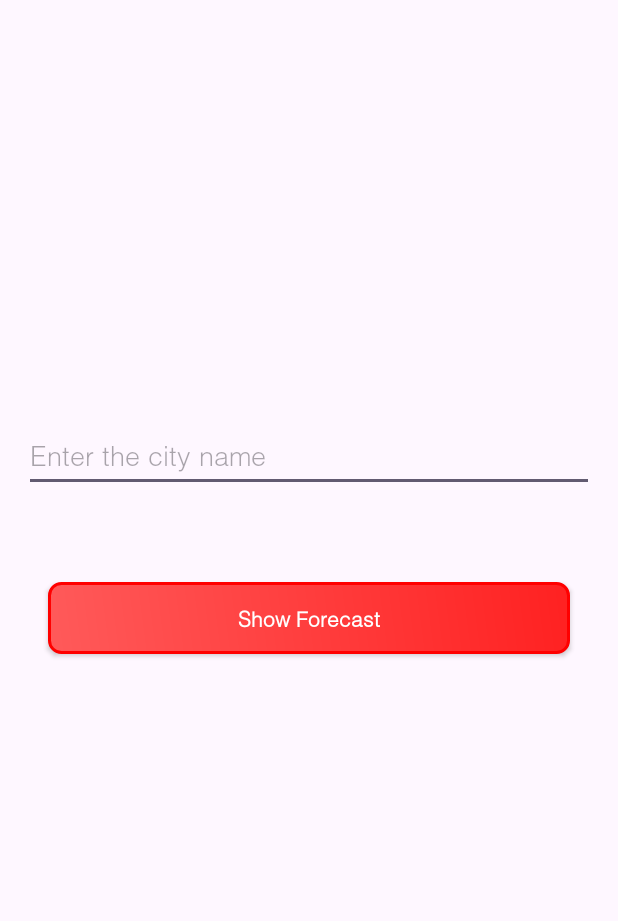
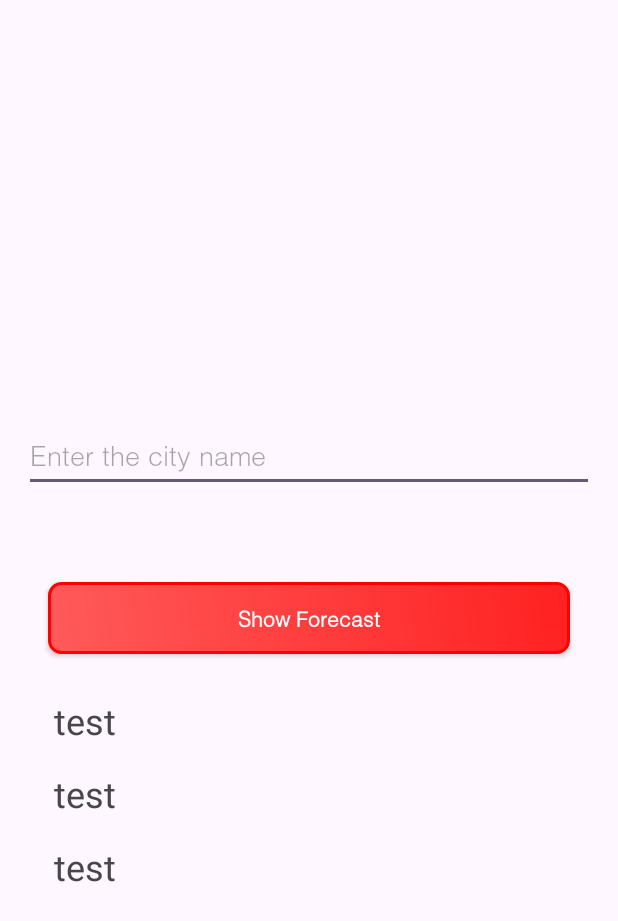
Before and after one commit to Dats-asc/SummerPracticeWeatherApp, an Android app: the layout fragment_search.xml on its own in the app's theme, with its tools: preview values and no code run, on a phone screen of 412 x 824 dp. Shown: the top 921 px of the screen. Run offline under Robolectric (Android 15) with nearby library versions, the phone set to English and light mode, and no system bars; network calls fail.

Commit message:
City search service

```diff
--- a/app/src/main/res/layout/fragment_search.xml
+++ b/app/src/main/res/layout/fragment_search.xml
@@ -11,23 +11,44 @@
         android:id="@+id/et_city"
         android:layout_width="match_parent"
         android:layout_height="wrap_content"
-        app:layout_constraintBottom_toTopOf="@+id/btn_save_city"
         android:layout_marginBottom="60dp"
+        android:fontFamily="@font/helvetica_light"
         android:hint="@string/enter_the_city_name"
-        android:fontFamily="@font/helvetica_light"
-        />
+        app:layout_constraintBottom_toTopOf="@+id/btn_save_city" />
 
     <androidx.appcompat.widget.AppCompatButton
         android:id="@+id/btn_save_city"
+        style="@style/ButtonStyle"
         android:layout_width="match_parent"
         android:layout_height="wrap_content"
-        style="@style/ButtonStyle"
+        android:layout_marginHorizontal="16dp"
         android:text="@string/show_forecast"
-        android:layout_marginHorizontal="16dp"
         app:layout_constraintBottom_toBottomOf="parent"
         app:layout_constraintEnd_toEndOf="parent"
         app:layout_constraintStart_toStartOf="parent"
-        app:layout_constraintTop_toTopOf="parent"
-        />
+        app:layout_constraintTop_toTopOf="parent" />
 
+    <androidx.recyclerview.widget.RecyclerView
+        android:id="@+id/rv_cities"
+        android:layout_width="match_parent"
+        android:layout_height="0dp"
+        android:layout_marginTop="20dp"
+        app:layoutManager="androidx.recyclerview.widget.LinearLayoutManager"
+        app:layout_constraintBottom_toBottomOf="parent"
+        app:layout_constraintEnd_toEndOf="parent"
+        app:layout_constraintStart_toStartOf="parent"
+        app:layout_constraintTop_toBottomOf="@id/btn_save_city"
+        tools:listitem="@layout/item_city_search_result" />
+
+    <TextView
+        android:id="@+id/not_found_stub"
+        android:layout_width="wrap_content"
+        android:layout_height="wrap_content"
+        android:text="Not found"
+        android:textSize="32sp"
+        android:visibility="gone"
+        app:layout_constraintBottom_toBottomOf="@id/rv_cities"
+        app:layout_constraintEnd_toEndOf="parent"
+        app:layout_constraintStart_toStartOf="parent"
+        app:layout_constraintTop_toTopOf="@id/rv_cities" />
 </androidx.constraintlayout.widget.ConstraintLayout>
--- /dev/null
+++ b/app/src/main/res/layout/item_city_search_result.xml
@@ -0,0 +1,21 @@
+<?xml version="1.0" encoding="utf-8"?>
+<androidx.constraintlayout.widget.ConstraintLayout xmlns:android="http://schemas.android.com/apk/res/android"
+    xmlns:app="http://schemas.android.com/apk/res-auto"
+    xmlns:tools="http://schemas.android.com/tools"
+    android:layout_width="match_parent"
+    android:layout_height="wrap_content"
+    android:background="?selectableItemBackground"
+    android:paddingVertical="8dp"
+    android:paddingStart="20dp">
+
+    <TextView
+        android:id="@+id/tv_city"
+        android:layout_width="wrap_content"
+        android:layout_height="wrap_content"
+        android:textSize="24sp"
+        app:layout_constraintBottom_toBottomOf="parent"
+        app:layout_constraintStart_toStartOf="parent"
+        app:layout_constraintTop_toTopOf="parent"
+        tools:text="test" />
+
+</androidx.constraintlayout.widget.ConstraintLayout>
```
Also changed, not shown: app/src/main/java/com/example/summerpracticeweatherapp/SearchAdapter.kt (added, +58 -0 lines), app/src/main/java/com/example/summerpracticeweatherapp/SearchFragment.kt (+40 -8 lines), app/src/main/java/com/example/summerpracticeweatherapp/network/CitySearchService.kt (added, +15 -0 lines), app/src/main/java/com/example/summerpracticeweatherapp/network/NetworkManager.kt (+22 -0 lines), app/src/main/java/com/example/summerpracticeweatherapp/network/models/weather/city/SearchResponse.kt (added, +12 -0 lines), app/src/main/java/com/example/summerpracticeweatherapp/utils/Utils.kt (line endings or trailing spaces).
